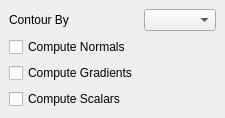
Above: Qt/Components/Resources/UI/pqContourControls.ui from wildmichael/ParaView3-enhancements-old before the change. Below: the same form after it.
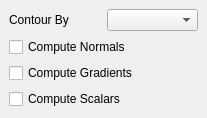
That is the form after the change.

Commit message: BUG: Fixing the margin problems with the custom panels.

```diff
--- a/Qt/Components/Resources/UI/pqContourControls.ui
+++ b/Qt/Components/Resources/UI/pqContourControls.ui
@@ -22,21 +22,21 @@
    <property name="spacing" >
     <number>6</number>
    </property>
-   <item row="3" column="0" >
+   <item row="3" column="0" colspan="2" >
     <widget class="QCheckBox" name="ComputeScalars" >
      <property name="text" >
       <string>Compute Scalars</string>
      </property>
     </widget>
    </item>
-   <item row="2" column="0" >
+   <item row="2" column="0" colspan="2" >
     <widget class="QCheckBox" name="ComputeGradients" >
      <property name="text" >
       <string>Compute Gradients</string>
      </property>
     </widget>
    </item>
-   <item row="1" column="0" >
+   <item row="1" column="0" colspan="2" >
     <widget class="QCheckBox" name="ComputeNormals" >
      <property name="text" >
       <string>Compute Normals</string>
```
Left out of the diff: 4 changed lines with no effect on the pictures. The commit also changes 4 other files.
